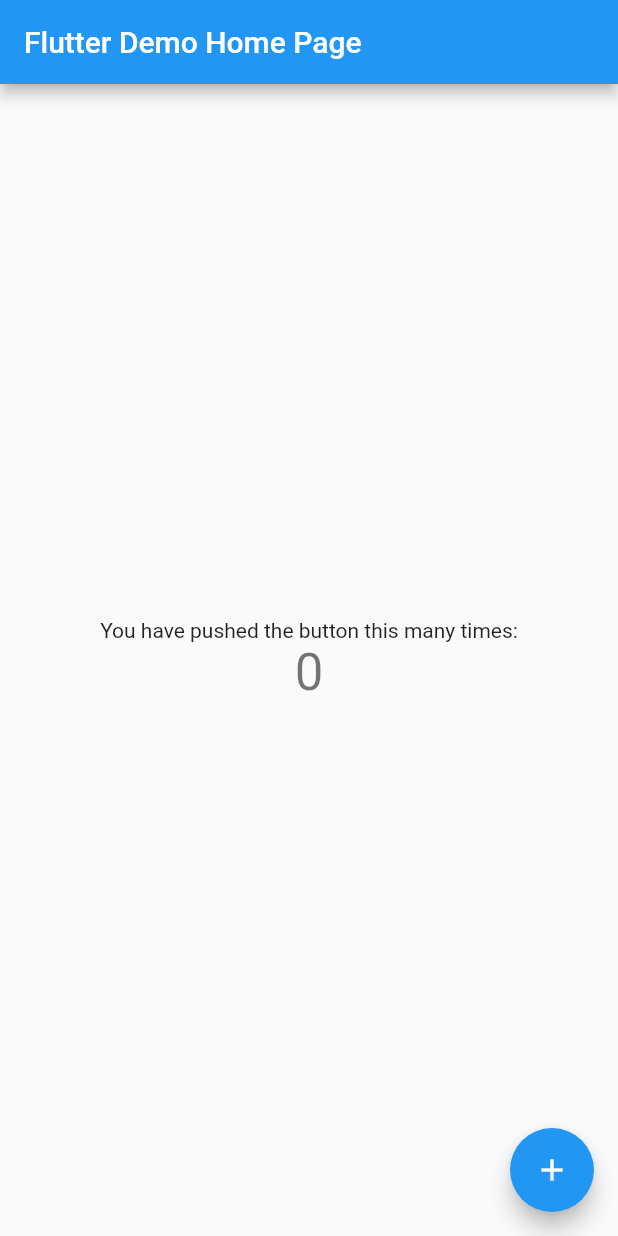
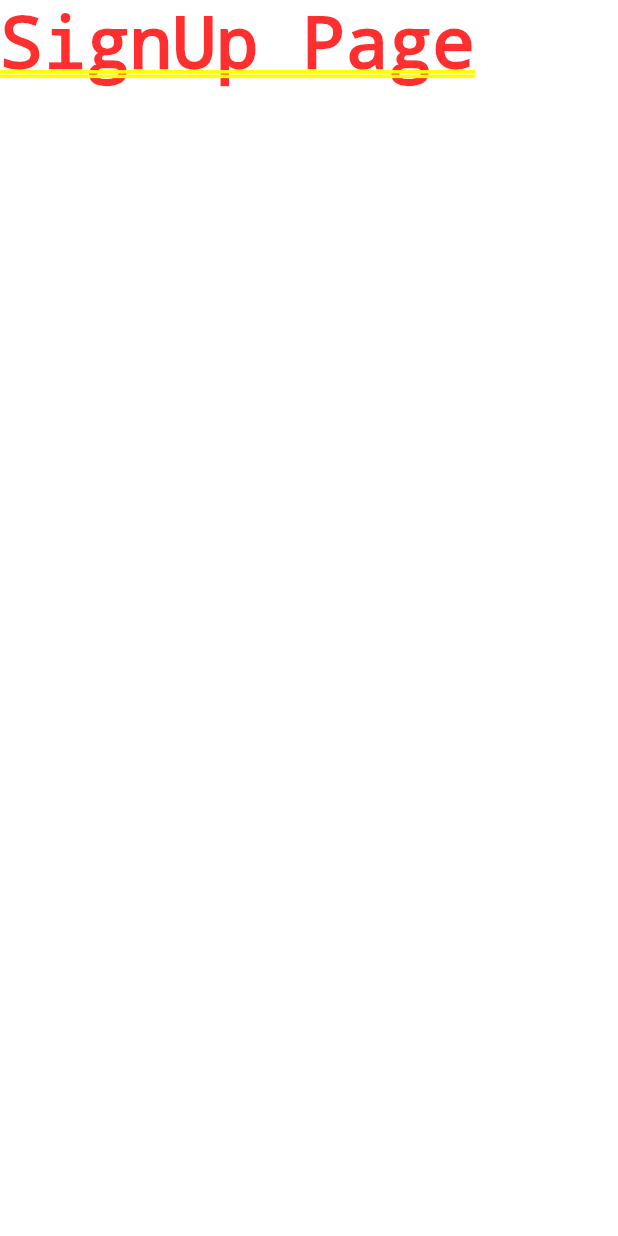
Before and after one commit to saikarthik1997/Finance_App_Clean_Architecture, a Flutter app: the screen it shows after launch, on a phone screen of 412 x 824 dp. Run offline on Flutter 3.47's test engine with Material 2 defaults, Android fonts, the phone set to English and light mode, and no system bars; our stand-ins replace get.

Commit message:
initiall navigation and folder structure setup

```diff
--- /dev/null
+++ b/lib/common/strings.dart
@@ -0,0 +1,3 @@
+class CommonStrings {
+  static const appName = "GlobalFinance";
+}
--- a/lib/main.dart
+++ b/lib/main.dart
@@ -1,4 +1,8 @@
 import 'package:flutter/material.dart';
+import 'package:get/get.dart';
+import 'package:mms_assignment/common/strings.dart';
+import 'package:mms_assignment/routes/app_pages.dart';
+import 'package:mms_assignment/routes/app_routes.dart';
 
 void main() {
   runApp(const MyApp());
@@ -7,109 +11,12 @@
 class MyApp extends StatelessWidget {
   const MyApp({super.key});
 
-  // This widget is the root of your application.
   @override
   Widget build(BuildContext context) {
-    return MaterialApp(
-      title: 'Flutter Demo',
-      theme: ThemeData(
-        // This is the theme of your application.
-        //
-        // Try running your application with "flutter run". You'll see the
-        // application has a blue toolbar. Then, without quitting the app, try
-        // changing the primarySwatch below to Colors.green and then invoke
-        // "hot reload" (press "r" in the console where you ran "flutter run",
-        // or simply save your changes to "hot reload" in a Flutter IDE).
-        // Notice that the counter didn't reset back to zero; the application
-        // is not restarted.
-        primarySwatch: Colors.blue,
-      ),
-      home: const MyHomePage(title: 'Flutter Demo Home Page'),
+    return GetMaterialApp(
+      title: CommonStrings.appName,
+      getPages: AppPages.pageList,
+      initialRoute: AppRoutes.signUp,
     );
   }
 }
-
-class MyHomePage extends StatefulWidget {
-  const MyHomePage({super.key, required this.title});
-
-  // This widget is the home page of your application. It is stateful, meaning
-  // that it has a State object (defined below) that contains fields that affect
-  // how it looks.
-
-  // This class is the configuration for the state. It holds the values (in this
-  // case the title) provided by the parent (in this case the App widget) and
-  // used by the build method of the State. Fields in a Widget subclass are
-  // always marked "final".
-
-  final String title;
-
-  @override
-  State<MyHomePage> createState() => _MyHomePageState();
-}
-
-class _MyHomePageState extends State<MyHomePage> {
-  int _counter = 0;
-
-  void _incrementCounter() {
-    setState(() {
-      // This call to setState tells the Flutter framework that something has
-      // changed in this State, which causes it to rerun the build method below
-      // so that the display can reflect the updated values. If we changed
-      // _counter without calling setState(), then the build method would not be
-      // called again, and so nothing would appear to happen.
-      _counter++;
-    });
-  }
-
-  @override
-  Widget build(BuildContext context) {
-    // This method is rerun every time setState is called, for instance as done
-    // by the _incrementCounter method above.
-    //
-    // The Flutter framework has been optimized to make rerunning build methods
-    // fast, so that you can just rebuild anything that needs updating rather
-    // than having to individually change instances of widgets.
-    return Scaffold(
-      appBar: AppBar(
-        // Here we take the value from the MyHomePage object that was created by
-        // the App.build method, and use it to set our appbar title.
-        title: Text(widget.title),
-      ),
-      body: Center(
-        // Center is a layout widget. It takes a single child and positions it
-        // in the middle of the parent.
-        child: Column(
-          // Column is also a layout widget. It takes a list of children and
-          // arranges them vertically. By default, it sizes itself to fit its
-          // children horizontally, and tries to be as tall as its parent.
-          //
-          // Invoke "debug painting" (press "p" in the console, choose the
-          // "Toggle Debug Paint" action from the Flutter Inspector in Android
-          // Studio, or the "Toggle Debug Paint" command in Visual Studio Code)
-          // to see the wireframe for each widget.
-          //
-          // Column has various properties to control how it sizes itself and
-          // how it positions its children. Here we use mainAxisAlignment to
-          // center the children vertically; the main axis here is the vertical
-          // axis because Columns are vertical (the cross axis would be
-          // horizontal).
-          mainAxisAlignment: MainAxisAlignment.center,
-          children: <Widget>[
-            const Text(
-              'You have pushed the button this many times:',
-            ),
-            Text(
-              '$_counter',
-              style: Theme.of(context).textTheme.headline4,
-            ),
-          ],
-        ),
-      ),
-      floatingActionButton: FloatingActionButton(
-        onPressed: _incrementCounter,
-        tooltip: 'Increment',
-        child: const Icon(Icons.add),
-      ), // This trailing comma makes auto-formatting nicer for build methods.
-    );
-  }
-}
--- /dev/null
+++ b/lib/modules/home/bindings/home_page_bindings.dart
@@ -0,0 +1,8 @@
+import 'package:get/instance_manager.dart';
+
+class HomePageBindings extends Bindings {
+  @override
+  void dependencies() {
+    // TODO: implement dependencies
+  }
+}
--- /dev/null
+++ b/lib/modules/sign_in/bindings/sign_in_bindings.dart
@@ -0,0 +1,8 @@
+import 'package:get/instance_manager.dart';
+
+class SignInBindings extends Bindings {
+  @override
+  void dependencies() {
+    // TODO: implement dependencies
+  }
+}
--- /dev/null
+++ b/lib/modules/sign_up/bindings/sign_up_bindings.dart
@@ -0,0 +1,8 @@
+import 'package:get/instance_manager.dart';
+
+class SignUpBindings extends Bindings {
+  @override
+  void dependencies() {
+    // TODO: implement dependencies
+  }
+}
--- /dev/null
+++ b/lib/modules/sign_up/views/sign_up_page_view.dart
@@ -0,0 +1,12 @@
+import 'package:flutter/material.dart';
+
+class SignUpPageView extends StatelessWidget {
+  const SignUpPageView({super.key});
+
+  @override
+  Widget build(BuildContext context) {
+    return Container(
+      child: Text("SignUp Page"),
+    );
+  }
+}
--- /dev/null
+++ b/lib/routes/app_pages.dart
@@ -0,0 +1,28 @@
+import 'package:get/route_manager.dart';
+import 'package:mms_assignment/modules/home/bindings/home_page_bindings.dart';
+import 'package:mms_assignment/modules/home/views/home_page_view.dart';
+import 'package:mms_assignment/modules/sign_in/bindings/sign_in_bindings.dart';
+import 'package:mms_assignment/modules/sign_in/views/sign_in_page_view.dart';
+import 'package:mms_assignment/modules/sign_up/bindings/sign_up_bindings.dart';
+import 'package:mms_assignment/modules/sign_up/views/sign_up_page_view.dart';
+import 'package:mms_assignment/routes/app_routes.dart';
+
+class AppPages {
+  static final pageList = [
+    GetPage(
+      name: AppRoutes.home,
+      page: () => const HomePageView(),
+      binding: HomePageBindings(),
+    ),
+    GetPage(
+      name: AppRoutes.signIn,
+      page: () => const SignInPageView(),
+      binding: SignInBindings(),
+    ),
+    GetPage(
+      name: AppRoutes.signUp,
+      page: () => const SignUpPageView(),
+      binding: SignUpBindings(),
+    ),
+  ];
+}
--- /dev/null
+++ b/lib/routes/app_routes.dart
@@ -0,0 +1,5 @@
+class AppRoutes {
+  static const signUp = "/signUp";
+  static const signIn = "/signIn";
+  static const home = "/home";
+}
--- a/pubspec.yaml
+++ b/pubspec.yaml
@@ -31,6 +31,7 @@
 dependencies:
   flutter:
     sdk: flutter
+  get:
 
 
   # The following adds the Cupertino Icons font to your application.
```
Also changed, not shown: lib/modules/home/controllers/home_page_controller.dart (added, +9 -0 lines), lib/modules/home/views/home_page_view.dart (added, +12 -0 lines), lib/modules/sign_in/controllers/sign_in_page_controller.dart (added, +9 -0 lines), lib/modules/sign_in/views/sign_in_page_view.dart (added, +12 -0 lines), lib/modules/sign_up/controllers/sign_up_page_controller.dart (added, +9 -0 lines).
